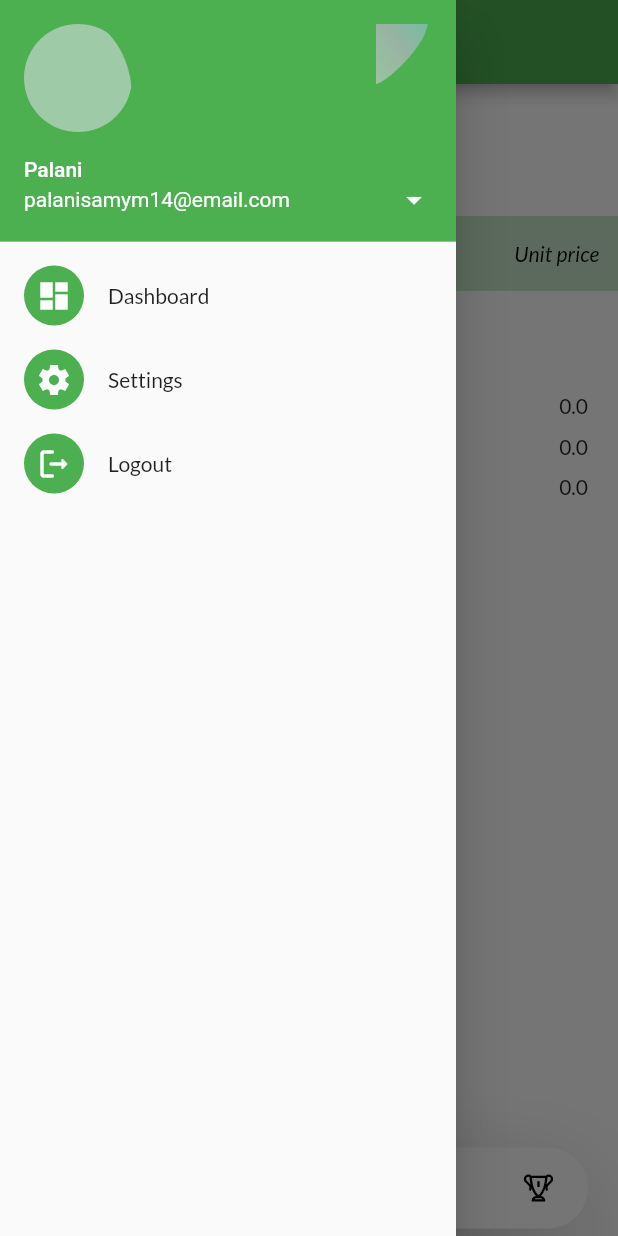
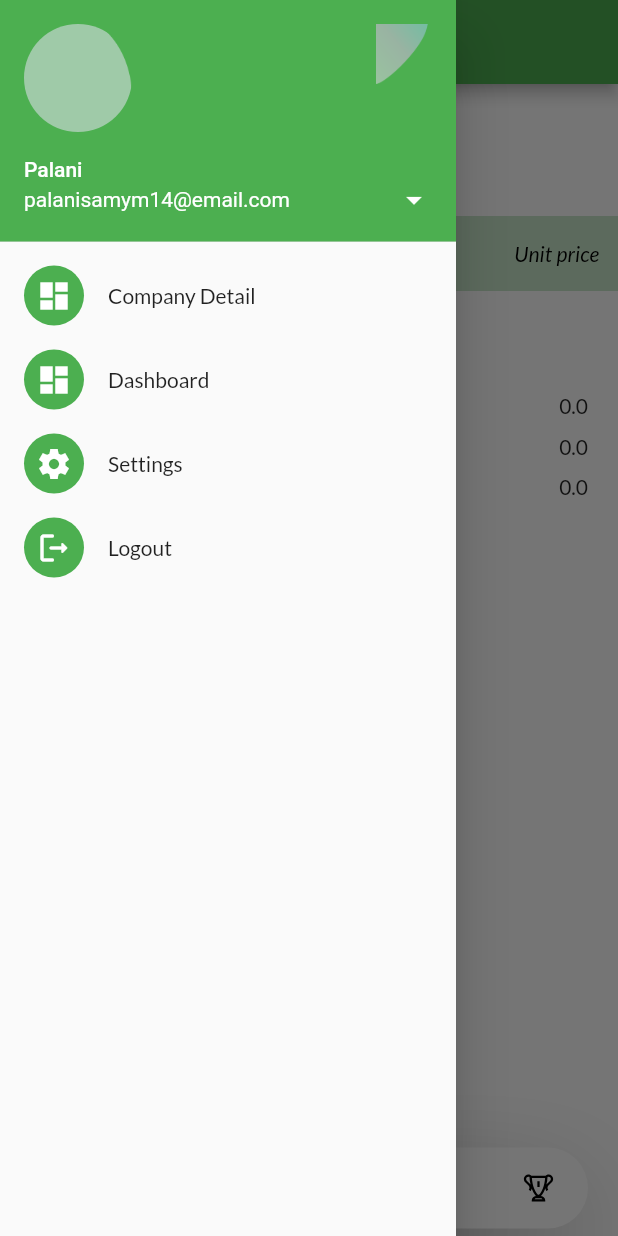
Before and after one commit to palanisamym14/quotation, a Flutter app: the screen it shows after launch, with the side drawer open, on a phone screen of 412 x 824 dp. Run offline on Flutter 3.47's test engine with Material 2 defaults, Android fonts, the light colour scheme and no system bars; drawn by our look-alikes of google_nav_bar; our stand-ins replace flutter_form_builder, flutter_login, flutter_modular, flutter_svg, form_field_validator, google_fonts and 4 more; missing offline and left inert: dart:html; project files that could hold a hidden picture were left out.

Commit message:
Added company page

```diff
--- a/lib/src/components/custom_text_form.dart
+++ b/lib/src/components/custom_text_form.dart
@@ -29,6 +29,7 @@ class _CustomEditFormState extends State<CustomEditForm> {
         });
       },
       child: Text(double.parse((widget.value).toStringAsFixed(2)).toString(),
-            textAlign: TextAlign.right));
+          textAlign: TextAlign.right),
+    );
   }
 }
--- a/lib/src/components/drawer.dart
+++ b/lib/src/components/drawer.dart
@@ -1,7 +1,6 @@
 import 'package:flutter/material.dart';
-import 'package:flutter_modular/flutter_modular.dart';
-import 'package:google_nav_bar/google_nav_bar.dart';
-import 'package:line_icons/line_icons.dart';
+import 'package:flutter/widgets.dart';
+import 'package:quotation/src/screens/company_details/company_details.dart';
 
 class CustomDrawer extends StatefulWidget {
   @override
@@ -39,9 +38,34 @@ class _CustomDrawerState extends State<CustomDrawer> {
                 color: Colors.white,
               ),
             ),
+            title: Text("Company Detail"),
+            onTap: () {
+              Navigator.push(
+                context,
+                MaterialPageRoute(
+                  builder: (context) => CompanyDetailsScreen(),
+                ),
+              );
+            },
+          ),
+          ListTile(
+            leading: new CircleAvatar(
+              backgroundColor: Colors.green,
+              child: new Icon(
+                Icons.dashboard_sharp,
+                color: Colors.white,
+              ),
+            ),
             title: Text("Dashboard"),
+            onTap: () {
+              Navigator.push(
+                context,
+                MaterialPageRoute(
+                  builder: (context) => CompanyDetailsScreen(),
+                ),
+              );
+            },
           ),
-          Expanded(child: Container()),
           ListTile(
             leading: new CircleAvatar(
               backgroundColor: Colors.green,
--- /dev/null
+++ b/lib/src/screens/dataGrid/data_action.dart
@@ -0,0 +1,33 @@
+import 'package:flutter/material.dart';
+import 'package:flutter/widgets.dart';
+
+class DataGridAction extends StatefulWidget {
+  const DataGridAction({Key? key}) : super(key: key);
+
+  @override
+  _DataGridActionState createState() => _DataGridActionState();
+}
+
+class _DataGridActionState extends State<DataGridAction> {
+  @override
+  Widget build(BuildContext context) {
+    return Container(
+      child: Padding(
+        padding: const EdgeInsets.symmetric(horizontal: 20, vertical: 20),
+        child: Row(
+          mainAxisAlignment: MainAxisAlignment.center,
+          children: [
+            TextButton.icon(
+                onPressed: () {},
+                icon: const Icon(Icons.save),
+                label: Text("Save")),
+            TextButton.icon(
+                onPressed: () {},
+                icon: const Icon(Icons.print),
+                label: Text("Print"))
+          ],
+        ),
+      ),
+    );
+  }
+}
--- a/lib/src/screens/dataGrid/data_grid.dart
+++ b/lib/src/screens/dataGrid/data_grid.dart
@@ -2,6 +2,7 @@ import 'package:flutter/material.dart';
 import 'package:flutter/widgets.dart';
 import 'package:quotation/src/components/add_item.dart';
 import 'package:quotation/src/components/custom_text_form.dart';
+import 'package:quotation/src/screens/dataGrid/data_action.dart';
 import 'header.dart';
 
 class DataGrid extends StatefulWidget {
@@ -187,7 +188,8 @@ class _DataGridState extends State<DataGrid> {
               ],
             ),
           ),
-        )
+        ),
+        DataGridAction(),
       ],
     );
   }
--- a/lib/src/screens/dataGrid/header.dart
+++ b/lib/src/screens/dataGrid/header.dart
@@ -73,7 +73,7 @@ class _DataGridHeaderState extends State<DataGridHeader> {
           Row(
             children: [
               Text(
-                'To Address1 ',
+                'Customer Details ',
                 style: TextStyle(fontWeight: FontWeight.bold),
               ),
               IconButton(
--- a/lib/src/screens/home/home_modular.dart
+++ b/lib/src/screens/home/home_modular.dart
@@ -1,5 +1,6 @@
 import 'package:flutter_modular/flutter_modular.dart';
 import 'package:quotation/src/screens/analysis/analysis_screen.dart';
+import 'package:quotation/src/screens/company_details/company_details.dart';
 import 'package:quotation/src/screens/favourite/favourite_screen.dart';
 import 'package:quotation/src/screens/quotation/quotation_screen.dart';
 import 'package:quotation/src/screens/shedule/shedule_screen.dart';
@@ -17,6 +18,7 @@ class HomeModule extends Module {
       ChildRoute('/analysis', child: (_, args) => AnalysisScreen()),
       ChildRoute('/schedule', child: (_, args) => ScheduleScreen()),
       ChildRoute('/favourite', child: (_, args) => FavouriteScreen()),
+      ChildRoute('/company-details', child: (_, args) => CompanyDetailsScreen()),
     ])
   ];
 }
--- a/pubspec.yaml
+++ b/pubspec.yaml
@@ -25,7 +25,7 @@ dependencies:
   line_icons: ^2.0.1
   getwidget: ^2.0.2
   flutter_form_builder: ^6.0.1
-  flutter_zoom_drawer: ^2.1.0
+  image_picker: ^0.8.2
 
 
 dev_dependencies:
```
Also changed, not shown: lib/src/components/add_item.dart (+44 -27 lines), lib/src/components/profile_image.dart (added, +76 -0 lines), lib/src/screens/company_details/company_constant.dart (added, +86 -0 lines), lib/src/screens/company_details/company_details.dart (added, +26 -0 lines), lib/src/screens/favourite/favourite_screen.dart (line endings or trailing spaces), pubspec.lock. Lines whose indentation alone changed are shown as unchanged.
